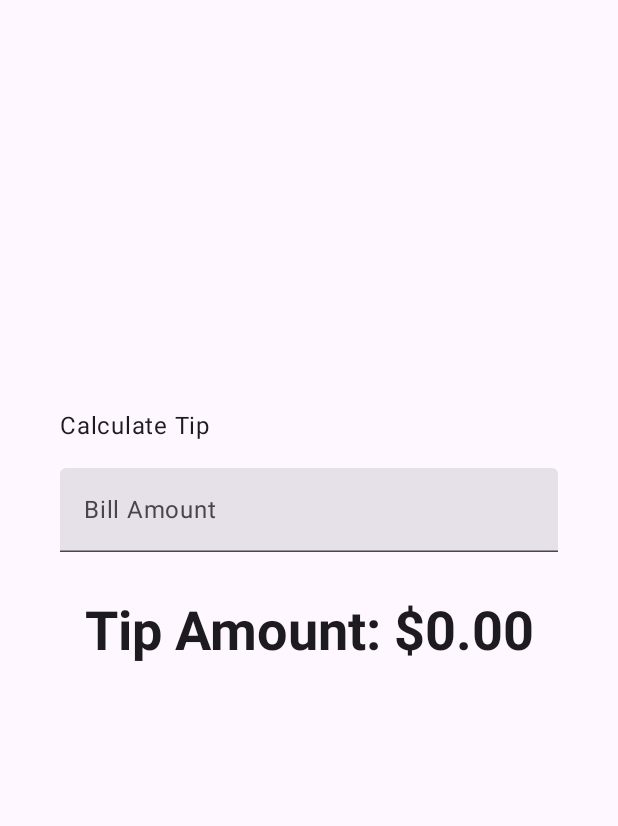
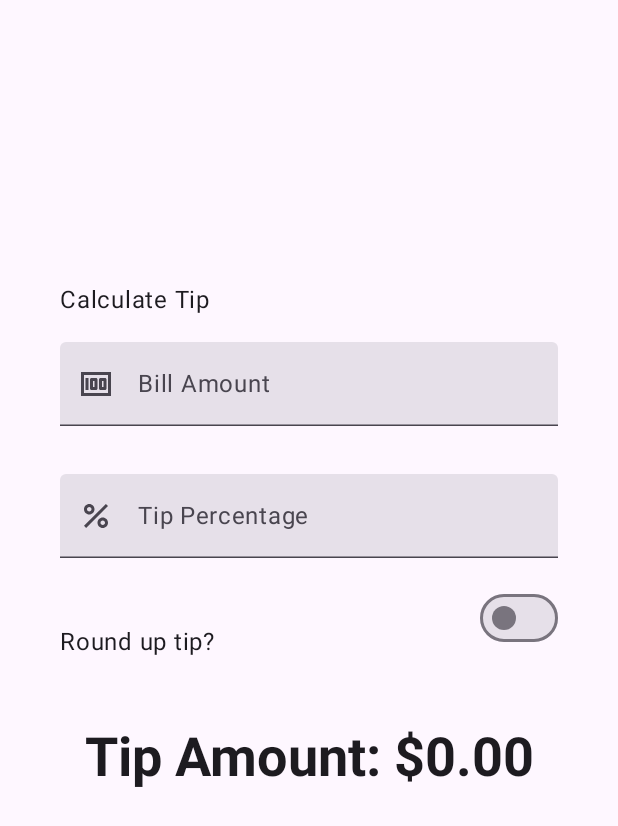
Before and after one commit to IvanYamorik/androidKotlin, an Android app built with Jetpack Compose: the screen it shows after launch (MainActivity), on a phone screen of 412 x 824 dp. Shown: the top 826 px of the screen. Run offline under Robolectric (Android 15) with nearby library versions, the phone set to English and light mode, and no system bars.

Commit message:
Tip calculator. Calculate a custom tip.

```diff
--- a/tip_calculator/app/src/main/java/com/example/tiptime/MainActivity.kt
+++ b/tip_calculator/app/src/main/java/com/example/tiptime/MainActivity.kt
@@ -15,24 +15,32 @@
  */
 package com.example.tiptime
 
+import android.graphics.drawable.Icon
 import android.os.Bundle
 import androidx.activity.ComponentActivity
 import androidx.activity.compose.setContent
 import androidx.activity.enableEdgeToEdge
+import androidx.annotation.DrawableRes
+import androidx.annotation.StringRes
 import androidx.compose.foundation.layout.Arrangement
 import androidx.compose.foundation.layout.Column
+import androidx.compose.foundation.layout.Row
 import androidx.compose.foundation.layout.Spacer
 import androidx.compose.foundation.layout.fillMaxSize
 import androidx.compose.foundation.layout.fillMaxWidth
 import androidx.compose.foundation.layout.height
 import androidx.compose.foundation.layout.padding
 import androidx.compose.foundation.layout.safeDrawingPadding
+import androidx.compose.foundation.layout.size
 import androidx.compose.foundation.layout.statusBarsPadding
+import androidx.compose.foundation.layout.wrapContentWidth
 import androidx.compose.foundation.rememberScrollState
 import androidx.compose.foundation.text.KeyboardOptions
 import androidx.compose.foundation.verticalScroll
 import androidx.compose.material3.MaterialTheme
+import androidx.compose.material3.Icon
 import androidx.compose.material3.Surface
+import androidx.compose.material3.Switch
 import androidx.compose.material3.Text
 import androidx.compose.material3.TextField
 import androidx.compose.runtime.Composable
@@ -42,7 +50,9 @@ import androidx.compose.runtime.getValue
 import androidx.compose.runtime.setValue
 import androidx.compose.ui.Alignment
 import androidx.compose.ui.Modifier
+import androidx.compose.ui.res.painterResource
 import androidx.compose.ui.res.stringResource
+import androidx.compose.ui.text.input.ImeAction
 import androidx.compose.ui.text.input.KeyboardType
 import androidx.compose.ui.tooling.preview.Preview
 import androidx.compose.ui.unit.dp
@@ -68,9 +78,13 @@ class MainActivity : ComponentActivity() {
 @Composable
 fun TipTimeLayout() {
     var amountInput by remember { mutableStateOf("") }
+    var tipInput by remember { mutableStateOf("") }
+    var roundUp by remember { mutableStateOf(false) }
 
     val amount = amountInput.toDoubleOrNull() ?: 0.0
-    val tip = calculateTip(amount)
+    val tipPercent = tipInput.toDoubleOrNull() ?: 0.0
+
+    val tip = calculateTip(amount, tipPercent, roundUp)
 
     Column(
         modifier = Modifier
@@ -88,11 +102,35 @@ fun TipTimeLayout() {
                 .align(alignment = Alignment.Start)
         )
         EditNumberField(
+            label = R.string.bill_amount,
+            leadingIcon = R.drawable.money,
             value = amountInput,
             onValueChange = { amountInput = it },
+            keyboardOptions = KeyboardOptions.Default.copy(
+                keyboardType = KeyboardType.Number,
+                imeAction = ImeAction.Next
+            ),
             modifier = Modifier
                 .padding(bottom = 32.dp)
                 .fillMaxWidth()
+        )
+        EditNumberField(
+            label = R.string.how_was_the_service,
+            leadingIcon = R.drawable.percent,
+            value = tipInput,
+            onValueChange = { tipInput = it },
+            keyboardOptions = KeyboardOptions.Default.copy(
+                keyboardType = KeyboardType.Number,
+                imeAction = ImeAction.Done
+            ),
+            modifier = Modifier
+                .padding(bottom = 32.dp)
+                .fillMaxWidth()
+        )
+        RoundTheTipRow(
+            roundUp = roundUp,
+            onRoundUpChanged = {roundUp = it },
+            modifier = Modifier.padding(bottom = 32.dp)
         )
 
         Text(
@@ -105,20 +143,47 @@ fun TipTimeLayout() {
 
 @Composable
 fun EditNumberField(
+    @StringRes label: Int,
+    @DrawableRes leadingIcon: Int,
     value: String,
     onValueChange: (String) -> Unit,
+    keyboardOptions: KeyboardOptions,
     modifier: Modifier = Modifier) {
 
 
     TextField(
         value = value,
         onValueChange = onValueChange,
-        label = { Text(stringResource(R.string.bill_amount)) },
+        leadingIcon = { Icon(painter = painterResource(id = leadingIcon), null) },
+        label = { Text(stringResource(label)) },
         singleLine = true,
         modifier = modifier,
-        keyboardOptions = KeyboardOptions(keyboardType = KeyboardType.Number),
+        keyboardOptions = keyboardOptions,
 
     )
+}
+
+@Composable
+fun RoundTheTipRow(
+    roundUp: Boolean,
+    onRoundUpChanged: (Boolean) -> Unit,
+    modifier: Modifier = Modifier
+) {
+    Row(
+        modifier = modifier
+            .fillMaxWidth()
+            .size(48.dp),
+        verticalAlignment = Alignment.CenterVertically
+    ) {
+        Text(text = stringResource(R.string.round_up_tip))
+        Switch(
+            checked = roundUp,
+            onCheckedChange = onRoundUpChanged,
+            modifier = modifier
+                .fillMaxWidth()
+                .wrapContentWidth(Alignment.End),
+        )
+    }
 }
 
 /**
@@ -126,8 +191,15 @@ fun EditNumberField(
  * according to the local currency.
  * Example would be "$10.00".
  */
-private fun calculateTip(amount: Double, tipPercent: Double = 15.0): String {
-    val tip = tipPercent / 100 * amount
+private fun calculateTip(
+    amount: Double,
+    tipPercent: Double = 15.0,
+    roundUp: Boolean
+): String {
+    var tip = tipPercent / 100 * amount
+    if (roundUp) {
+        tip = kotlin.math.ceil(tip)
+    }
     return NumberFormat.getCurrencyInstance().format(tip)
 }
 
--- a/tip_calculator/app/src/main/res/values/strings.xml
+++ b/tip_calculator/app/src/main/res/values/strings.xml
@@ -18,5 +18,7 @@
     <string name="app_name">Tip Time</string>
     <string name="calculate_tip">Calculate Tip</string>
     <string name="bill_amount">Bill Amount</string>
+    <string name="how_was_the_service">Tip Percentage</string>
+    <string name="round_up_tip">Round up tip?</string>
     <string name="tip_amount">Tip Amount: %s</string>
 </resources>
```
